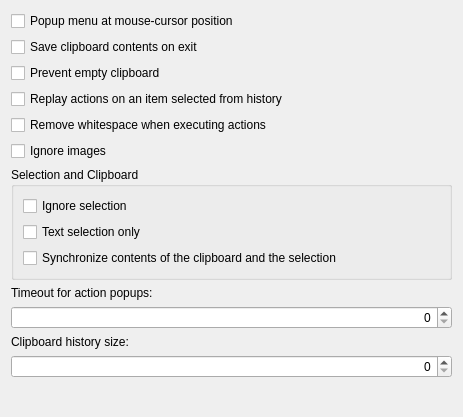
Qt form klipper/generalconfig.ui (mgottschlag/kwin-tiling) before a commit.
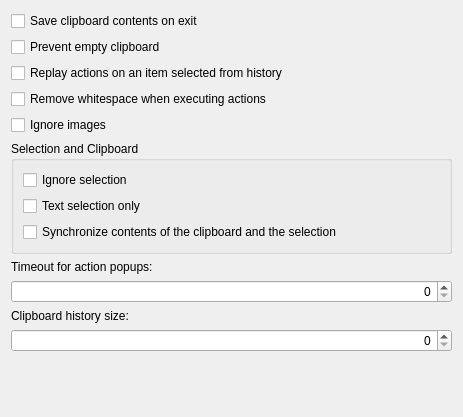
The same form after that commit. Custom widgets are drawn as their Qt base class.

Commit message: - Port Klipper to KStatusNotifierItem. - Remove the shortcut for showing the menu, and the option for showing   the menu at the cursor position when the shortcut is triggered.   (The shortcut is now configured in the systray settings.)

The edit to the form file:
```diff
--- a/klipper/generalconfig.ui
+++ b/klipper/generalconfig.ui
@@ -11,13 +11,6 @@
    </rect>
   </property>
   <layout class="QVBoxLayout" name="verticalLayout_2">
-   <item>
-    <widget class="QCheckBox" name="kcfg_PopupAtMousePosition">
-     <property name="text">
-      <string>Popup menu at mouse-cursor position</string>
-     </property>
-    </widget>
-   </item>
    <item>
     <widget class="QCheckBox" name="kcfg_KeepClipboardContents">
      <property name="text">
```
The commit also changes 5 other files.
